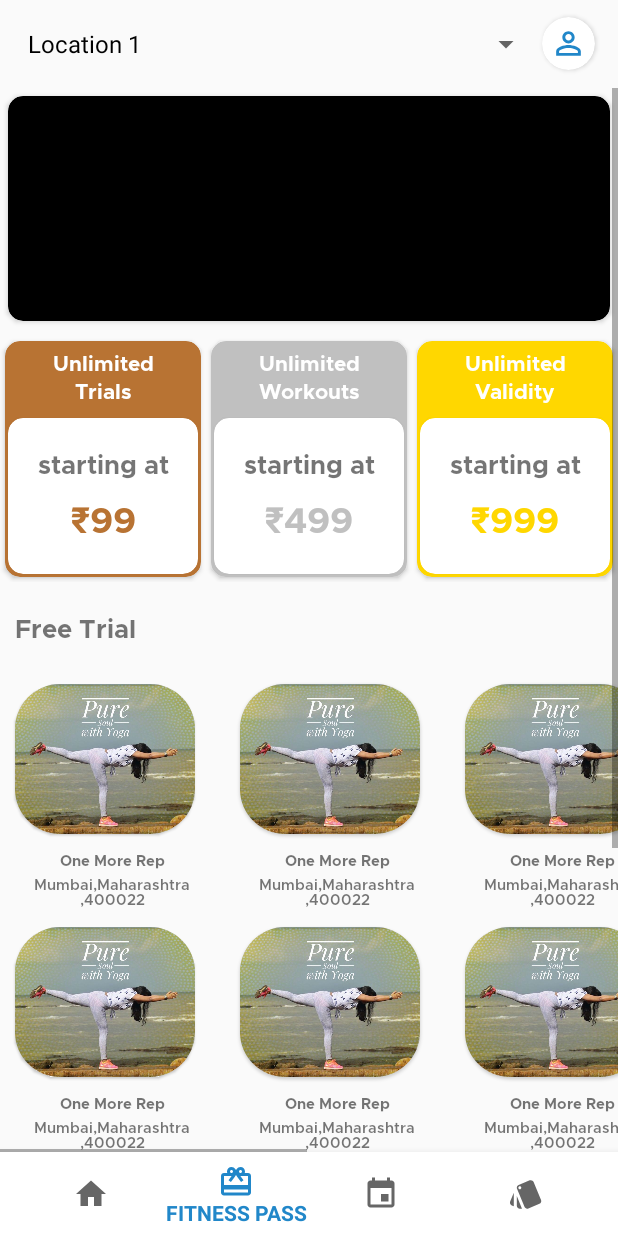
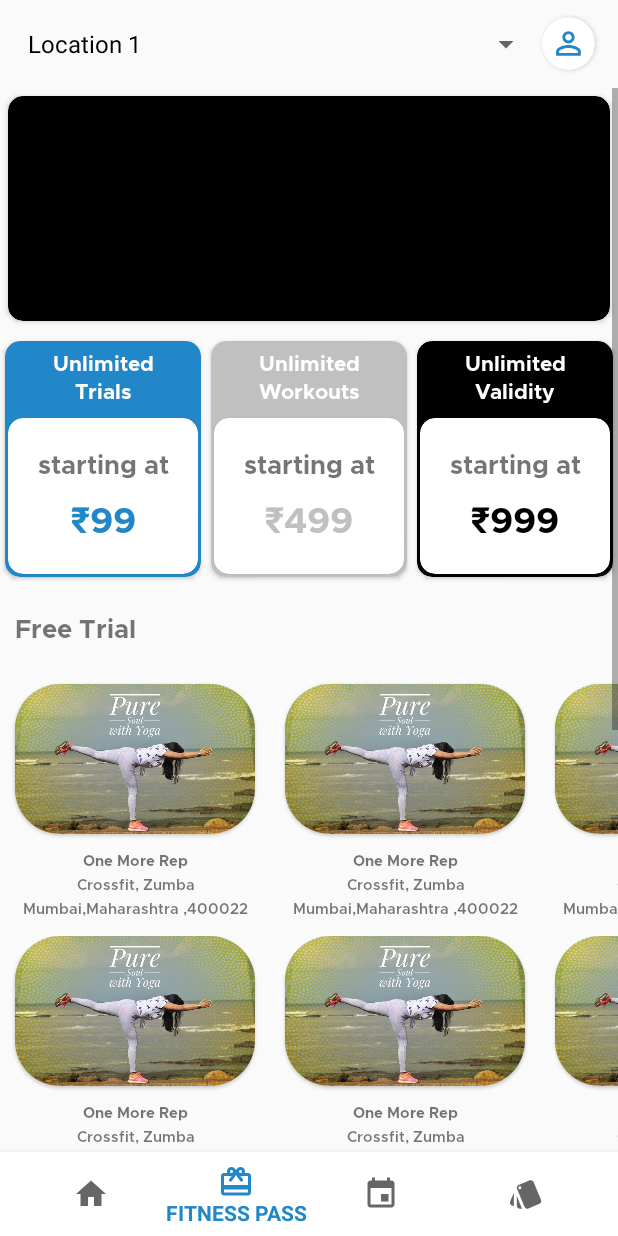
Before and after one commit to rishabh-hub/Fitness2020, an Android app: the screen it shows after launch (MainActivity), item 2 of the bottom bar chosen, on a phone screen of 412 x 824 dp. Run offline under Robolectric (Android 15) with nearby library versions, the phone set to English and light mode, and no system bars.

Commit message:
colors have been changes the video rv has been added to the fitness pass fragment

```diff
--- a/app/src/main/java/com/example/fitness2020/Adapters/FitnessFragmentFreeTrialAdapter.java
+++ b/app/src/main/java/com/example/fitness2020/Adapters/FitnessFragmentFreeTrialAdapter.java
@@ -61,7 +61,7 @@ public class FitnessFragmentFreeTrialAdapter extends RecyclerView.Adapter<Fitnes
     public class FitnessFragmentFreeTrialVH extends RecyclerView.ViewHolder
     {
         ImageView imageView;
-        TextView gymName,gymAddress;
+        TextView gymName,gymAddress,category;
         ImageView bannerImageview;
         TextView bannerGymName;
         TextView bannerGymCategory;
@@ -74,6 +74,7 @@ public class FitnessFragmentFreeTrialAdapter extends RecyclerView.Adapter<Fitnes
                 imageView=itemView.findViewById(R.id.rv_item_cardview1_imgvw);
                 gymName=itemView.findViewById(R.id.rv_item1_cardview_gym_name);
                 gymAddress=itemView.findViewById(R.id.rv_item1_cardview_gym_address);
+                category=itemView.findViewById(R.id.rv_item1_cardview_category);
             }
             else {
                 bannerImageview = itemView.findViewById(R.id.banner2_rv_item_cardview_imgvw);
@@ -90,6 +91,7 @@ public class FitnessFragmentFreeTrialAdapter extends RecyclerView.Adapter<Fitnes
             imageView.setImageResource(fitnessFragmentFreeTrialModel.getImageId());
             gymName.setText(fitnessFragmentFreeTrialModel.getGymName());
             gymAddress.setText(fitnessFragmentFreeTrialModel.getGymAddress());
+            category.setText(fitnessFragmentFreeTrialModel.getCategory());
         }
 
         public void populateBanner(PopularHorizontalRvModel popularHorizontalRvModel) {
--- a/app/src/main/java/com/example/fitness2020/Adapters/FitnessVideoAdapter.java
+++ b/app/src/main/java/com/example/fitness2020/Adapters/FitnessVideoAdapter.java
@@ -1,12 +1,10 @@
 package com.example.fitness2020.Adapters;
 
 import android.content.Context;
-import android.net.Uri;
 import android.view.LayoutInflater;
 import android.view.View;
 import android.view.ViewGroup;
-import android.widget.MediaController;
-import android.widget.VideoView;
+import android.widget.ImageView;
 
 import androidx.annotation.NonNull;
 import androidx.recyclerview.widget.RecyclerView;
@@ -42,16 +40,19 @@ public class FitnessVideoAdapter extends RecyclerView.Adapter<FitnessVideoAdapte
     }
 
     public class VideoVH extends RecyclerView.ViewHolder {
-        VideoView videoView;
-        MediaController mediaController;
+
+        ImageView imageView;
+
         public VideoVH(@NonNull View itemView) {
             super(itemView);
-            videoView = itemView.findViewById(R.id.home_fitness_at_work_video);
-            mediaController=new MediaController(context);
+            imageView = itemView.findViewById(R.id.home_fitness_at_work_video);
+
         }
 
         public void populate(VideoModel videoModel) {
-           // Uri uri=Uri.parse()
+
+           // imageView.setImageResource(videoModel.getVideoImageResource());
+            //set the thumbnail image for the video here
         }
     }
 }
--- a/app/src/main/java/com/example/fitness2020/Models/FitnessFragmentFreeTrialModel.java
+++ b/app/src/main/java/com/example/fitness2020/Models/FitnessFragmentFreeTrialModel.java
@@ -5,11 +5,13 @@ public class FitnessFragmentFreeTrialModel {
     private int imageId;
     private String gymName;
     private String gymAddress;
+    private String category;
 
-    public FitnessFragmentFreeTrialModel(int imageId, String gymName, String gymAddress) {
+    public FitnessFragmentFreeTrialModel(int imageId, String gymName, String gymAddress,String category) {
         this.imageId = imageId;
         this.gymName = gymName;
         this.gymAddress = gymAddress;
+        this.category=category;
     }
 
     public int getImageId() {
@@ -35,4 +37,12 @@ public class FitnessFragmentFreeTrialModel {
     public void setGymAddress(String gymAddress) {
         this.gymAddress = gymAddress;
     }
+
+    public String getCategory() {
+        return category;
+    }
+
+    public void setCategory(String category) {
+        this.category = category;
+    }
 }
--- a/app/src/main/java/com/example/fitness2020/fragments/PassFragment.java
+++ b/app/src/main/java/com/example/fitness2020/fragments/PassFragment.java
@@ -101,12 +101,13 @@ public class PassFragment extends Fragment {
 
         for (int i = 0; i < 10; i++)
         {
-            fragmentFreeTrialModels.add(new FitnessFragmentFreeTrialModel(R.drawable.trending_activity,"One More Rep","Mumbai,Maharashtra ,400022"));
+            fragmentFreeTrialModels.add(new FitnessFragmentFreeTrialModel(R.drawable.trending_activity,"One More Rep","Mumbai,Maharashtra ,400022","Crossfit, Zumba"));
 
         }
         for (int i=0;i<5;i++)
         {
             fitnessPassModels.add(new PopularHorizontalRvModel(R.drawable.trending_activity,"Gym name","Gym Category","Available on thi day from time -"));
+            videos.add(new VideoModel(R.mipmap.ic_launcher));
         }
     }
 
--- a/app/src/main/res/drawable/bg_button.xml
+++ b/app/src/main/res/drawable/bg_button.xml
@@ -3,7 +3,7 @@
     android:shape="rectangle">
 
     <solid
-        android:color="@color/colorPrimary"
+        android:color="#228b22"
         />
 
     <corners
--- a/app/src/main/res/layout/fitness_at_work_video_rv_item.xml
+++ b/app/src/main/res/layout/fitness_at_work_video_rv_item.xml
@@ -7,9 +7,10 @@
     android:layout_marginBottom="10dp"
     android:layout_marginRight="10dp"
     app:cardCornerRadius="40dp">
-                <VideoView
+                <ImageView
                     android:layout_width="match_parent"
                     android:layout_height="150dp"
+                    android:background="#000"
                     android:id="@+id/home_fitness_at_work_video"/>
 
 </androidx.cardview.widget.CardView>
--- a/app/src/main/res/layout/fitness_fragment_freetrial_rv_xml.xml
+++ b/app/src/main/res/layout/fitness_fragment_freetrial_rv_xml.xml
@@ -1,12 +1,12 @@
 <?xml version="1.0" encoding="utf-8"?>
 <RelativeLayout xmlns:android="http://schemas.android.com/apk/res/android"
-    android:layout_width="150dp"
+    android:layout_width="180dp"
     android:layout_height="match_parent"
     android:gravity="center"
     xmlns:app="http://schemas.android.com/apk/res-auto">
 
         <androidx.cardview.widget.CardView
-            android:layout_width="120dp"
+            android:layout_width="match_parent"
             android:id="@+id/rv_item_cardview_1"
             app:cardCornerRadius="30sp"
             android:layout_margin="10sp"
@@ -35,6 +35,18 @@
             android:id="@+id/rv_item1_cardview_gym_name"
             />
 
+    <TextView
+        android:layout_width="match_parent"
+        android:layout_height="wrap_content"
+        android:textSize="10sp"
+        android:gravity="center"
+        android:fontFamily="@font/metropolissemibold"
+        android:layout_marginVertical="1dp"
+        android:layout_marginHorizontal="10dp"
+        android:layout_below="@+id/rv_item1_cardview_gym_name"
+        android:id="@+id/rv_item1_cardview_category"
+        />
+
 
         <TextView
             android:layout_width="match_parent"
@@ -44,7 +56,7 @@
             android:fontFamily="@font/metropolissemibold"
             android:layout_marginVertical="1dp"
             android:layout_marginHorizontal="10dp"
-            android:layout_below="@+id/rv_item1_cardview_gym_name"
+            android:layout_below="@+id/rv_item1_cardview_category"
             android:id="@+id/rv_item1_cardview_gym_address"
             />
 
--- a/app/src/main/res/layout/fragment_pass.xml
+++ b/app/src/main/res/layout/fragment_pass.xml
@@ -33,7 +33,7 @@
         android:layout_width="wrap_content"
         android:layout_margin="3dp"
         android:layout_height="wrap_content"
-        app:cardBackgroundColor="#b87333"
+        app:cardBackgroundColor="@color/colorPrimary"
         app:cardCornerRadius="10dp"
         android:layout_weight="1"
         android:id="@+id/trial_card">
@@ -87,7 +87,7 @@
                 android:layout_width="match_parent"
                 android:textAlignment="center"
                 android:textSize="24sp"
-                android:textColor="#b87333"
+                android:textColor="@color/colorPrimary"
                 android:layout_marginTop="10dp"
                 android:layout_marginBottom="20dp"
                 android:fontFamily="@font/metropolisbold"
@@ -173,7 +173,7 @@
         android:layout_margin="3dp"
         android:layout_height="wrap_content"
         app:cardCornerRadius="10dp"
-        app:cardBackgroundColor="#FFD700"
+        app:cardBackgroundColor="#000"
         android:layout_weight="1"
         android:id="@+id/validity_card">
         <RelativeLayout
@@ -226,7 +226,7 @@
                         android:layout_width="match_parent"
                         android:textAlignment="center"
                         android:textSize="24sp"
-                        android:textColor="#FFD700"
+                        android:textColor="#000"
                         android:layout_marginTop="10dp"
                         android:layout_marginBottom="20dp"
                         android:fontFamily="@font/metropolisbold"
@@ -373,7 +373,7 @@
         android:id="@+id/fitness_pass_video_rv_heading"
         android:layout_below="@id/home_banner2_rv_container"
         android:fontFamily="@font/metropolisbold"
-        android:text="Fitness Pass"
+        android:text="Videos"
         android:layout_margin="10dp"/>
 
     <androidx.recyclerview.widget.RecyclerView
--- a/app/src/main/res/layout/popular_rv_xml.xml
+++ b/app/src/main/res/layout/popular_rv_xml.xml
@@ -91,7 +91,7 @@
             android:layout_height="wrap_content"
             android:fontFamily="@font/qcregular"
             android:id="@+id/popular_rv_xml_points"
-            android:textColor="#D6B610"
+            android:textColor="@color/colorPrimary"
             android:text="Fitness Pass | 20 Points"
             android:textSize="10sp"
             android:layout_marginLeft="95dp"
--- a/app/src/main/res/layout/trialcard_imagerv_xml.xml
+++ b/app/src/main/res/layout/trialcard_imagerv_xml.xml
@@ -14,7 +14,7 @@
         android:layout_height="match_parent"
         android:id="@+id/rv_item_trailcard_imgvw"
         android:scaleType="fitXY"
-        android:background="#ccc"
+        android:background="#000"
         />
 
 </androidx.cardview.widget.CardView>
```
Also changed, not shown: app/src/main/java/com/example/fitness2020/Models/VideoModel.java (+7 -7 lines), app/src/main/res/layout/activity_trial_card.xml (+4 -7 lines).
